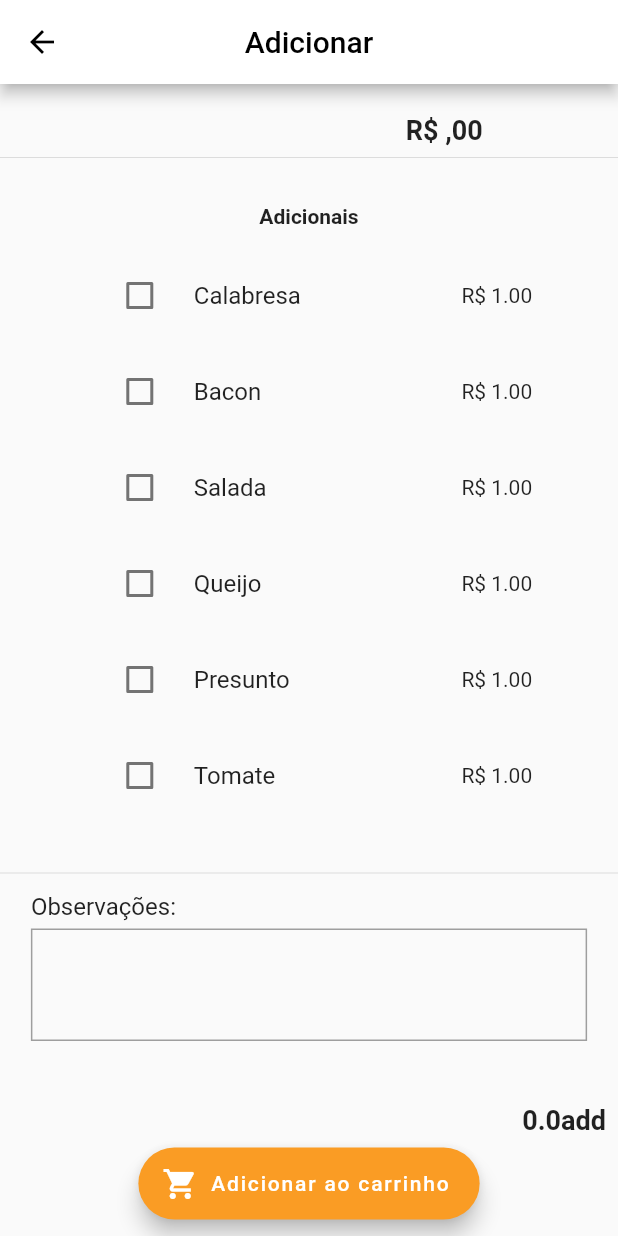
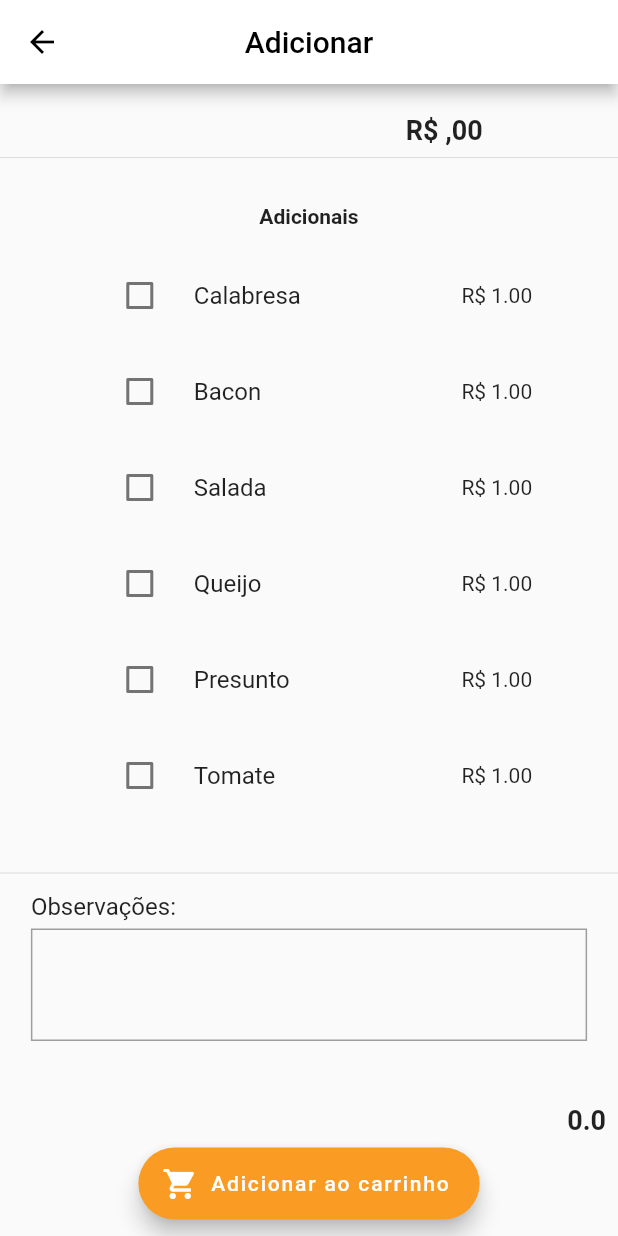
Before and after one commit to juniorsafera/delivery-app, a Flutter app: the TelaAdicionarCarrinho screen opened directly with empty values, on a phone screen of 412 x 824 dp. Run offline on Flutter 3.47's test engine with Material 2 defaults, Android fonts, the light colour scheme and no system bars.

Commit message:
Update tela_adiconar_carrinho.dart

```diff
--- a/delivey_app/lib/views/tela_adiconar_carrinho.dart
+++ b/delivey_app/lib/views/tela_adiconar_carrinho.dart
@@ -4,6 +4,7 @@ import 'dart:math';
 
 import 'package:delivey_app/components/input_observacoes.dart';
 import 'package:delivey_app/components/lista_itens_adicionais.dart';
+import 'package:delivey_app/components/totalItem.dart';
 import 'package:delivey_app/models/item_cardapio.dart';
 import 'package:delivey_app/models/pedido.dart';
 import 'package:delivey_app/others/paleta_cores.dart';
@@ -40,7 +41,7 @@ class _TelaAdicionarCarrinhoState extends State<TelaAdicionarCarrinho> {
     _valorTotal() {
       setState(() {
         totalItem = _itensAdicionais.ValorTotalItensSelecionados;
-        print(totalItem);
+        print(totalItem.toString());
       });
     }
 
@@ -126,7 +127,7 @@ class _TelaAdicionarCarrinhoState extends State<TelaAdicionarCarrinho> {
                         mainAxisAlignment: MainAxisAlignment.end,
                         children: [
                           Text(
-                            totalItem.toString() + 'add',
+                            totalItem.toString(),
                             style: const TextStyle(
                               fontWeight: FontWeight.bold,
                               fontSize: 18,
@@ -135,23 +136,7 @@ class _TelaAdicionarCarrinhoState extends State<TelaAdicionarCarrinho> {
                         ],
                       ),
                     ),
-/*
-                    Padding(
-                      padding: const EdgeInsets.symmetric(vertical: 10),
-                      child: Center(
-                        child: Container(
-                            width: size.width * 0.5,
-                            height: 30,
-                            color: Paleta.corSecundaria,
-                            child: const Text(
-                              'Adicionar ao carrinho',
-                              style: TextStyle(
-                                color: Colors.white,
-                              ),
-                            ),
-                            ),
-                      ),
-                    ), */
+
                     Padding(
                       padding: const EdgeInsets.only(bottom: 10),
                       child: FloatingActionButton.extended(
```
